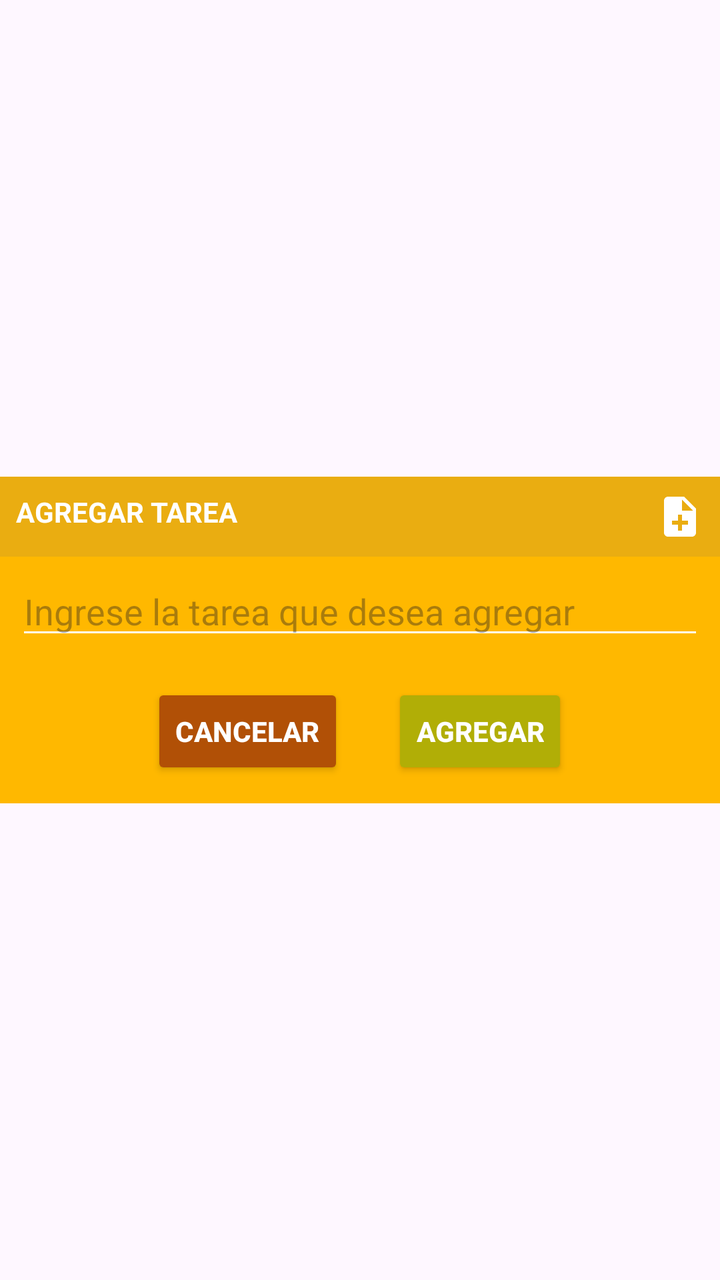
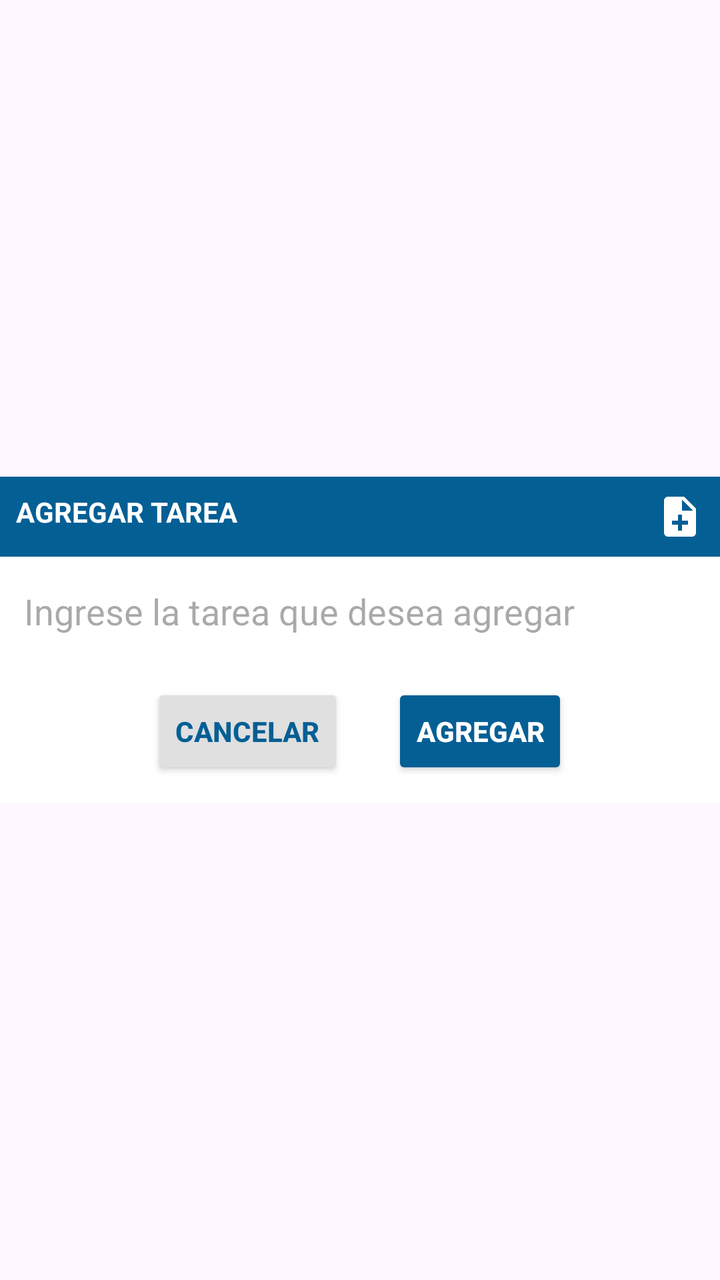

Before-and-after screenshots of an Android layout around one commit, followed by the original layout XML and the change that was made.
<!-- AndroidManifest.xml: application theme Theme.NotasApp -->
<!-- res/layout/dialog_add_note.xml -->
<?xml version="1.0" encoding="utf-8"?>
<androidx.constraintlayout.widget.ConstraintLayout xmlns:android="http://schemas.android.com/apk/res/android"
    xmlns:app="http://schemas.android.com/apk/res-auto"
    xmlns:tools="http://schemas.android.com/tools"
    android:layout_width="match_parent"
    android:layout_height="match_parent">


    <LinearLayout
        android:layout_width="match_parent"
        android:layout_height="wrap_content"
        android:background="#FFFFB800"
        android:orientation="vertical"
        app:layout_constraintBottom_toBottomOf="parent"
        app:layout_constraintEnd_toEndOf="parent"
        app:layout_constraintStart_toStartOf="parent"
        app:layout_constraintTop_toTopOf="parent">


        <LinearLayout
            android:layout_width="match_parent"
            android:layout_height="wrap_content"
            android:orientation="horizontal"
            android:background="#FFEAAD11"
            android:padding="8dp">

            <TextView
                android:layout_width="wrap_content"
                android:layout_height="wrap_content"
                android:layout_weight="3"
                android:text="Agregar Tarea"
                android:textAllCaps="true"
                android:textColor="@color/white"
                android:textStyle="bold"
                tools:ignore="MissingConstraints" />

            <ImageView
                android:layout_width="24dp"
                android:layout_height="24dp"
                android:src="@drawable/note_ic"
                app:tint="@color/white" />
        </LinearLayout>

        <EditText
            android:id="@+id/et_addNote"
            android:textColor="@color/black"
            android:layout_width="match_parent"
            android:layout_height="wrap_content"
            android:inputType="textCapSentences"
            android:hint="Ingrese la tarea que desea agregar"
            android:layout_marginHorizontal="8dp"
            android:layout_marginVertical="5dp"
            android:backgroundTint="@color/white" />

        <LinearLayout
            android:layout_width="match_parent"
            android:layout_height="wrap_content"
            android:orientation="horizontal"
            android:gravity="center"
            >

            <androidx.appcompat.widget.AppCompatButton
                android:id="@+id/btn_Cancel"
                android:layout_width="wrap_content"
                android:layout_height="wrap_content"
                android:layout_margin="12dp"
                android:text="Cancelar"
                android:textStyle="bold"
                android:textColor="@color/white"
                android:backgroundTint="#B15006"
                />

            <androidx.appcompat.widget.AppCompatButton
                android:id="@+id/btn_AddNote"
                android:layout_width="wrap_content"
                android:layout_height="wrap_content"
                android:layout_margin="12dp"
                android:text="Agregar"
                android:textStyle="bold"
                android:enabled="true"
                android:textColor="@color/white"
                android:backgroundTint="#B1AE06"
                />

        </LinearLayout>
    </LinearLayout>


</androidx.constraintlayout.widget.ConstraintLayout>
<!-- resources referenced by this layout -->
<resources>
  <color name="black">#FF000000</color>
  <color name="white">#FFFFFFFF</color>
  <!-- drawable note_ic (drawable) -->
  <vector android:autoMirrored="true" android:height="24dp"
      android:tint="#000000" android:viewportHeight="24"
      android:viewportWidth="24" android:width="24dp" xmlns:android="http://schemas.android.com/apk/res/android">
      <path android:fillColor="@android:color/white" android:pathData="M14,2L6,2c-1.1,0 -1.99,0.9 -1.99,2L4,20c0,1.1 0.89,2 1.99,2L18,22c1.1,0 2,-0.9 2,-2L20,8l-6,-6zM16,16h-3v3h-2v-3L8,16v-2h3v-3h2v3h3v2zM13,9L13,3.5L18.5,9L13,9z"/>
  </vector>
  <style name="Theme.NotasApp" parent="Base.Theme.NotasApp" />
  <style name="Base.Theme.NotasApp" parent="Theme.Material3.DayNight.NoActionBar">
          
          
      </style>
</resources>

<!-- the commit's change to res/layout/dialog_add_note.xml (unified diff, before → after) -->
@@ -9,7 +9,7 @@
     <LinearLayout
         android:layout_width="match_parent"
         android:layout_height="wrap_content"
-        android:background="#FFFFB800"
+        android:background="@color/white"
         android:orientation="vertical"
         app:layout_constraintBottom_toBottomOf="parent"
         app:layout_constraintEnd_toEndOf="parent"
@@ -21,7 +21,7 @@
             android:layout_width="match_parent"
             android:layout_height="wrap_content"
             android:orientation="horizontal"
-            android:background="#FFEAAD11"
+            android:background="@color/color_primario"
             android:padding="8dp">
 
             <TextView
@@ -66,8 +66,8 @@
                 android:layout_margin="12dp"
                 android:text="Cancelar"
                 android:textStyle="bold"
-                android:textColor="@color/white"
-                android:backgroundTint="#B15006"
+                android:textColor="@color/color_primario"
+                android:backgroundTint="#dfe0df"
                 />
 
             <androidx.appcompat.widget.AppCompatButton
@@ -79,7 +79,7 @@
                 android:textStyle="bold"
                 android:enabled="true"
                 android:textColor="@color/white"
-                android:backgroundTint="#B1AE06"
+                android:backgroundTint="@color/color_primario"
                 />
 
         </LinearLayout>
<!-- resource entries referenced after the edit -->
@@ -1,6 +1,7 @@
 <!-- resources referenced by this layout -->
 <resources>
   <color name="black">#FF000000</color>
+  <color name="color_primario">#045F95</color>
   <color name="white">#FFFFFFFF</color>
   <!-- drawable note_ic (drawable) -->
   <vector android:autoMirrored="true" android:height="24dp"
